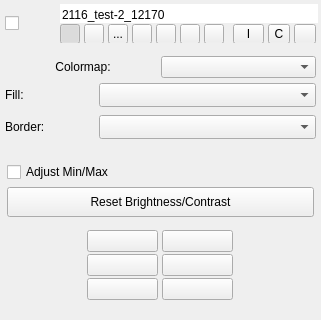
This is src/Interface/Application/LayerWidget.ui in SCIInstitute/Seg3D as Qt 5 draws it before an edit; both pictures show x 0 to 321 and y 0 to 320 of the 321 by 669 pixel window. The edited form follows.
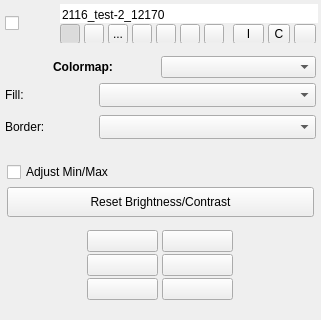
This is the edited form. Icons and pictures are not drawn. Custom widgets are drawn as their Qt base class.

Commit message: Colormap label bolded

What changed in the file:
```diff
--- a/src/Interface/Application/LayerWidget.ui
+++ b/src/Interface/Application/LayerWidget.ui
@@ -768,6 +768,12 @@
                </property>
                <item>
                 <widget class="QLabel" name="label_6">
+                 <property name="font">
+                  <font>
+                   <weight>75</weight>
+                   <bold>true</bold>
+                  </font>
+                 </property>
                  <property name="text">
                   <string>Colormap:</string>
                  </property>
```
